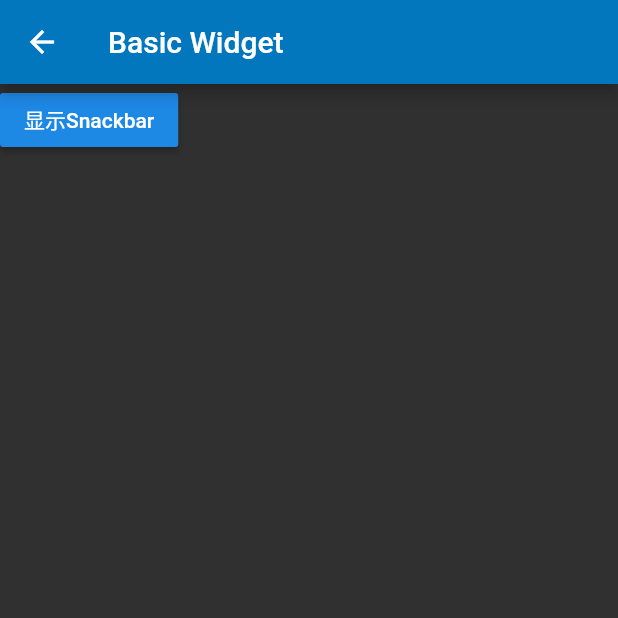
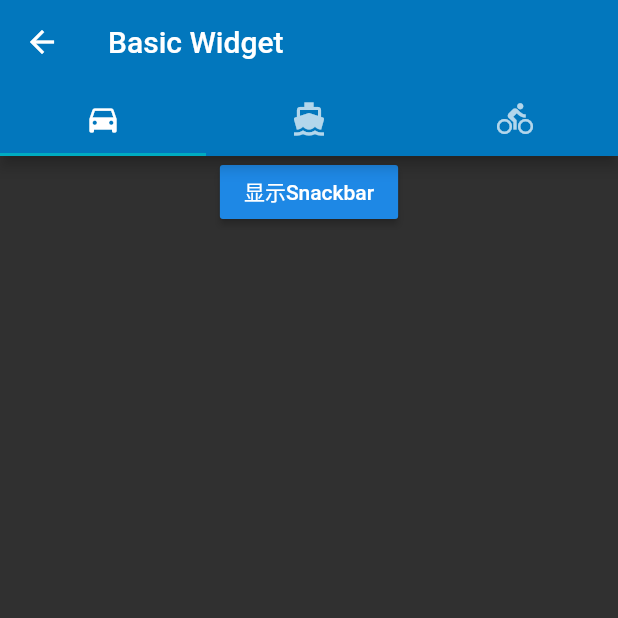
Before and after one commit to JDNew/MyFlutterTest, a Flutter app: the BasicWidget screen opened directly, on a phone screen of 412 x 824 dp, the top half of it. Run offline on Flutter 3.47's test engine with Material 2 defaults, Android fonts, the phone set to English and light mode, and no system bars.

Commit message:
Tabbar的使用

```diff
--- a/lib/basic_widget.dart
+++ b/lib/basic_widget.dart
@@ -3,11 +3,21 @@ import 'package:flutter/material.dart';
 class BasicWidget extends StatelessWidget {
   @override
   Widget build(BuildContext context) {
-    return new Scaffold(
-        appBar: new AppBar(
-          title: new Text("Basic Widget"),
-        ),
-        body: new BasicColumnWidget());
+  return new DefaultTabController(length: 3, child: new Scaffold(
+    appBar: new AppBar(
+      bottom: new TabBar(tabs: [
+        new Tab(icon: new Icon(Icons.directions_car),),
+        new Tab(icon: new Icon(Icons.directions_boat),),
+        new Tab(icon: new Icon(Icons.directions_bike),)
+      ]),
+      title: new Text("Basic Widget"),
+    ),
+    body: new TabBarView(children: [
+      new BasicColumnWidget(),
+      new Icon(Icons.directions_boat),
+      new Icon(Icons.directions_bike)
+    ]),
+  ));
   }
 }
 
```
